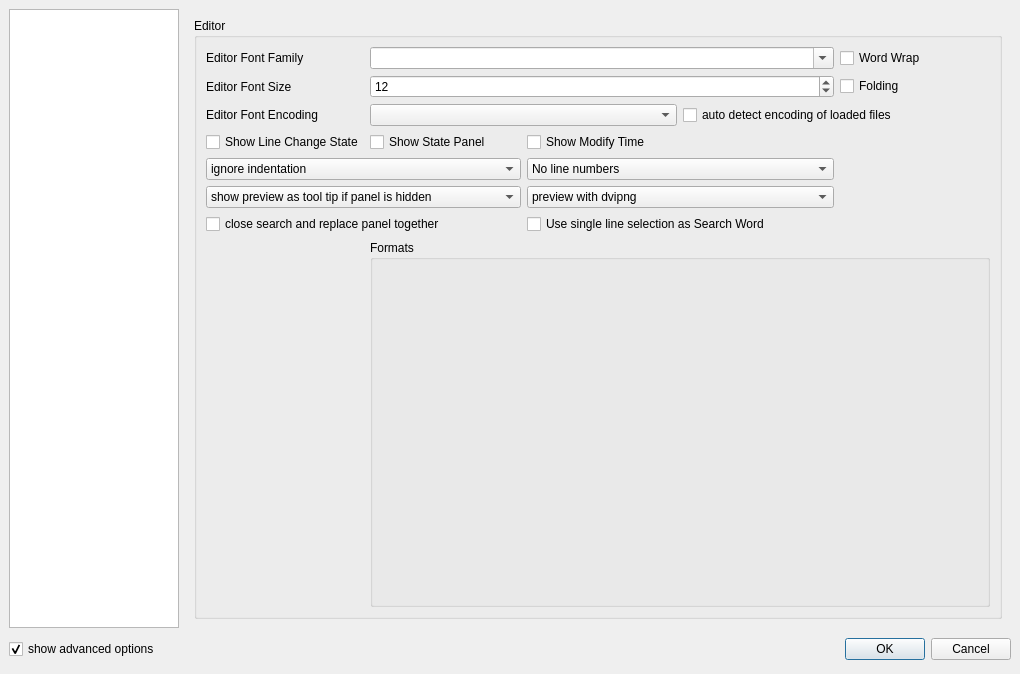
First picture: the form in configdialog.ui, repository svn2github/texstudio-trunk, before the edit.
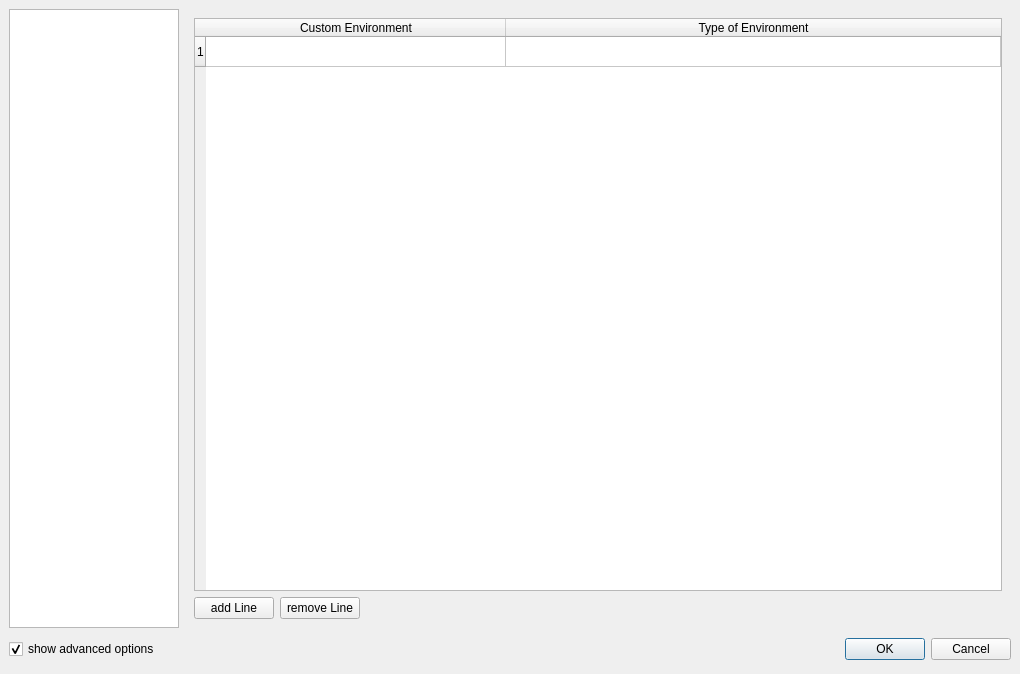
Second picture: the form after the edit. Icons and pictures are not drawn.

Commit message:
first implementation of custom environment highlighting
okay for verbatim, needs a little polisihing for mathmode as it reacts
not identical toequation-environment

What changed in the file:
```diff
--- a/configdialog.ui
+++ b/configdialog.ui
@@ -127,7 +127,7 @@
       </size>
      </property>
      <property name="currentIndex">
-      <number>6</number>
+      <number>7</number>
      </property>
      <widget class="QWidget" name="page_2">
       <layout class="QVBoxLayout">
@@ -1194,6 +1194,80 @@
        </item>
       </layout>
      </widget>
+     <widget class="QWidget" name="page_6">
+      <layout class="QVBoxLayout" name="verticalLayout_5">
+       <item>
+        <widget class="QTableWidget" name="twHighlighEnvirons">
+         <property name="rowCount">
+          <number>1</number>
+         </property>
+         <property name="columnCount">
+          <number>2</number>
+         </property>
+         <attribute name="horizontalHeaderDefaultSectionSize">
+          <number>300</number>
+         </attribute>
+         <attribute name="horizontalHeaderMinimumSectionSize">
+          <number>200</number>
+         </attribute>
+         <attribute name="horizontalHeaderStretchLastSection">
+          <bool>true</bool>
+         </attribute>
+         <attribute name="horizontalHeaderStretchLastSection">
+          <bool>true</bool>
+         </attribute>
+         <attribute name="horizontalHeaderMinimumSectionSize">
+          <number>200</number>
+         </attribute>
+         <attribute name="horizontalHeaderDefaultSectionSize">
+          <number>300</number>
+         </attribute>
+         <row/>
+         <column>
+          <property name="text">
+           <string>Custom Environment</string>
+          </property>
+         </column>
+         <column>
+          <property name="text">
+           <string>Type of Environment</string>
+          </property>
+         </column>
+        </widget>
+       </item>
+       <item>
+        <layout class="QHBoxLayout" name="horizontalLayout_3">
+         <item>
+          <widget class="QPushButton" name="pbAddLine">
+           <property name="text">
+            <string>add Line</string>
+           </property>
+          </widget>
+         </item>
+         <item>
+          <widget class="QPushButton" name="pbRemoveLine">
+           <property name="text">
+            <string>remove Line</string>
+           </property>
+          </widget>
+         </item>
+         <item>
+          <spacer name="horizontalSpacer">
+           <property name="orientation">
+            <enum>Qt::Horizontal</enum>
+           </property>
+           <property name="sizeHint" stdset="0">
+            <size>
+             <width>40</width>
+             <height>20</height>
+            </size>
+           </property>
+          </spacer>
+         </item>
+        </layout>
+       </item>
+      </layout>
+     </widget>
      <widget class="QWidget" name="page">
       <layout class="QVBoxLayout">
        <item>
```
The commit also changes 10 other files.
